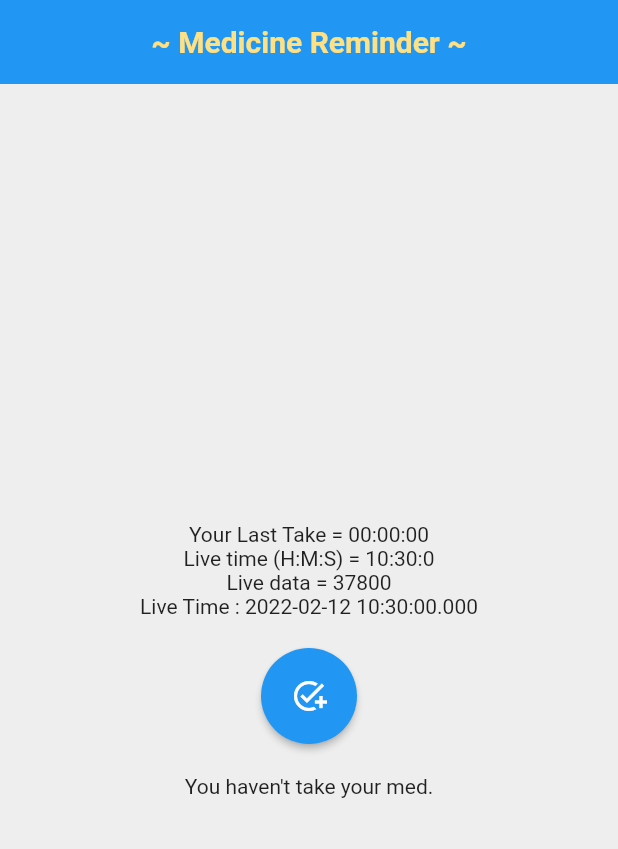
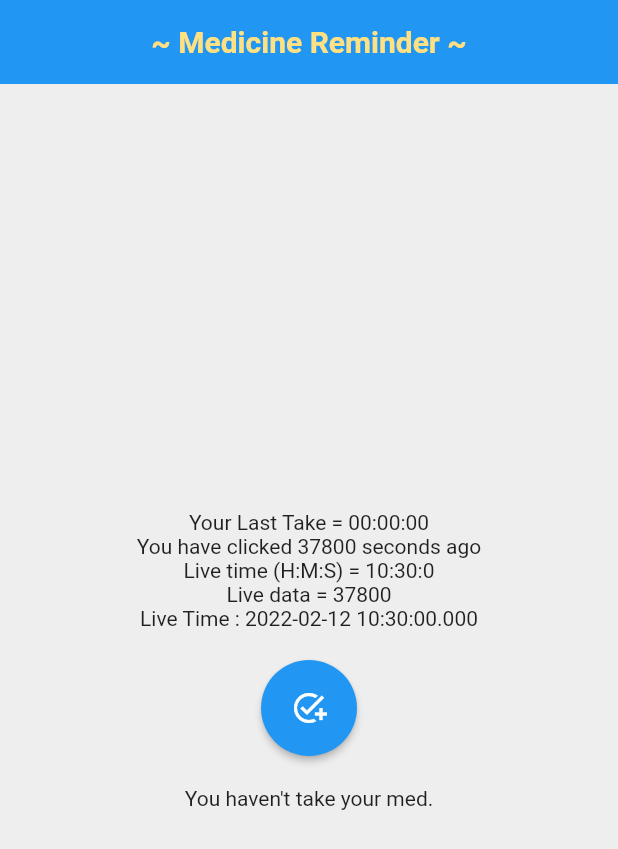
Before and after one commit to Kakaranara/Medder, a Flutter app: the screen it shows after launch, on a phone screen of 412 x 824 dp. Shown: the top 849 px of the screen. Run offline on Flutter 3.47's test engine with Material 2 defaults, Android fonts, the phone set to English and light mode, and no system bars; our stand-ins replace shared_preferences.

Commit message:
minus-in

```diff
--- a/lib/main.dart
+++ b/lib/main.dart
@@ -30,6 +30,7 @@
   final Future<SharedPreferences> _prefs = SharedPreferences.getInstance();
   late Future<int> _lastTime;
   late int time;
+  late int pastTimeValue;
 
   Future<void> handlepress() async {
     final prefs = await _prefs;
@@ -50,6 +51,11 @@
     _lastTime = _prefs.then((SharedPreferences pref) {
       return pref.getInt("gaga") ?? 0;
     });
+
+    SharedPreferences.getInstance().then((pref) => pref.getBool("isMed") ?? false);
+
+
+    pastTimeValue = 0;
   }
 
   @override
@@ -58,6 +64,8 @@
     final hours = DateTime.now().hour;
     final seconds = DateTime.now().second;
     time = (hours * 3600) + (minutes * 60) + seconds;
+
+    final outputPastValue = time - pastTimeValue ;
 
     return Scaffold(
       appBar: AppBar(
@@ -84,6 +92,7 @@
                   future: _lastTime,
                   builder: (BuildContext context, AsyncSnapshot<int> snapshot) {
                     final data = snapshot.data ?? 0;
+                    pastTimeValue = data;
                     final h = data ~/ 3600;
                     final m = ((data / 60) - (h * 60)).toInt();
                     final s = data % 60;
@@ -92,6 +101,7 @@
                         "Your Last Take = ${h < 10 ? "0$h" : h}:${m < 10 ? "0$m" : m}:${s < 10 ? "0$s" : s}");
                   },
                 ),
+                Text("You have clicked $outputPastValue seconds ago"),
                 Text("Live time (H:M:S) = $hours:$minutes:$seconds"),
                 Text("Live data = $time"),
                 Text("Live Time : ${DateTime.now()}"),
```
